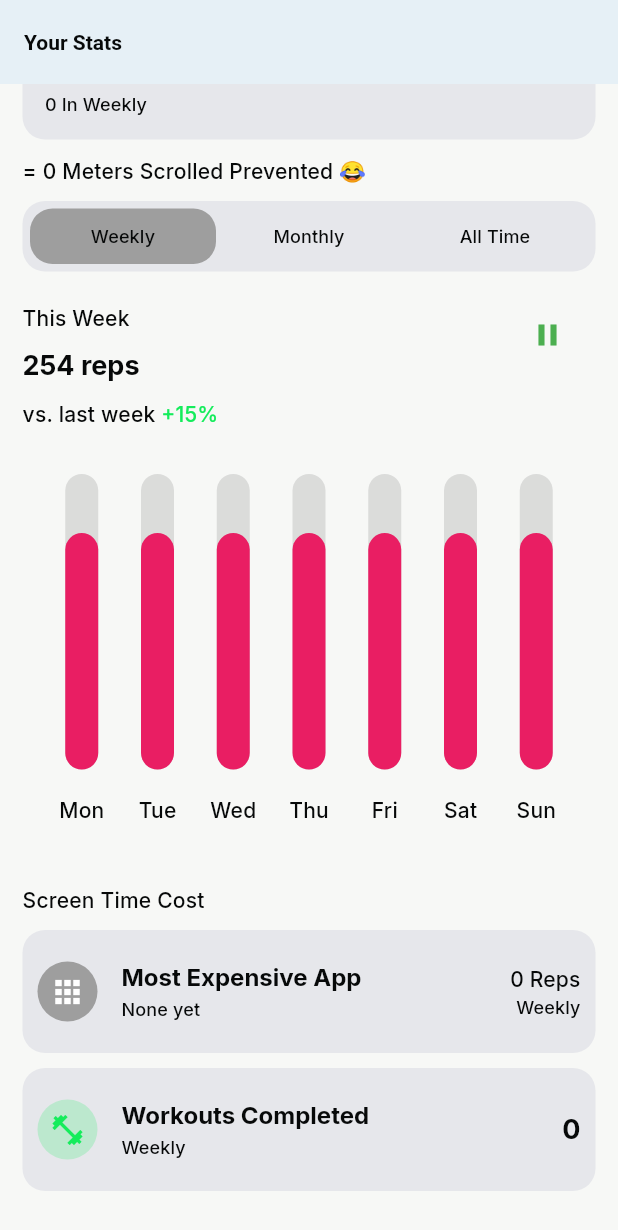
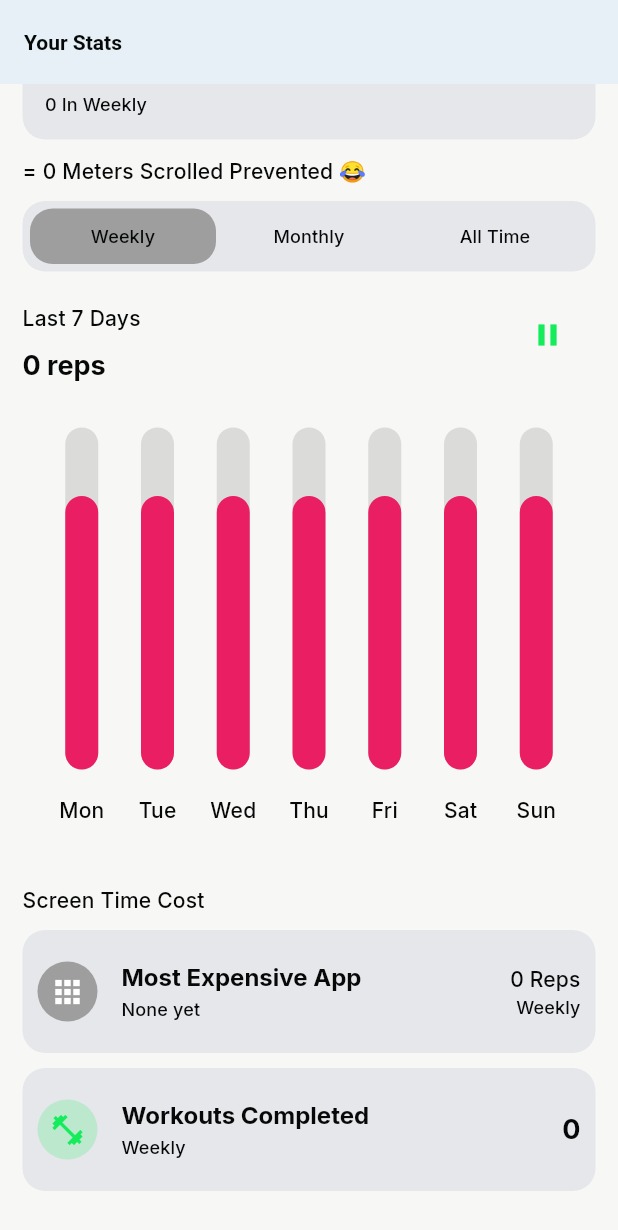
Before and after one commit to Destiny-Ed/sweat_lock, a Flutter app: the StatsScreen screen opened directly, scrolled down 58 dp, after a tap on the "play arrow" icon, on a phone screen of 412 x 824 dp. Shown: the top 1230 px of the screen. Run offline on Flutter 3.47's test engine with Material 3 defaults, Android fonts, the phone set to English and light mode, and no system bars; drawn by our look-alikes of fl_chart; our stand-ins replace camera, google_fonts, hive_ce_flutter, percent_indicator; missing offline and left inert: flutter_accessibility_service, google_mlkit_pose_detection, installed_apps; accounts and stored records are empty.

Commit message:
Bar chart uses real weekly reps from StatsProvider

```diff
--- a/lib/presentation/views/stats/bar_chart_widget.dart
+++ b/lib/presentation/views/stats/bar_chart_widget.dart
@@ -1,12 +1,14 @@
-import 'dart:async';
 import 'dart:math';
 
 import 'package:fl_chart/fl_chart.dart';
 import 'package:flutter/material.dart';
 import 'package:sweat_lock/core/extensions.dart';
+import 'package:sweat_lock/core/theme.dart';
 
 class StatsBarChart extends StatefulWidget {
-  const StatsBarChart({super.key});
+  final List<double>? weeklyValues;
+
+  const StatsBarChart({super.key, this.weeklyValues});
 
   List<Color> get availableColors => const <Color>[
         Colors.purple,
@@ -23,14 +25,26 @@ class StatsBarChart extends StatefulWidget {
 
 class StatsBarChartState extends State<StatsBarChart> {
   final Duration animDuration = const Duration(milliseconds: 250);
-
   int touchedIndex = -1;
-
   bool isPlaying = false;
 
-  final Color barBackgroundColor = Colors.white.darken().withValues(alpha: 0.3);
-  final Color barColor = Colors.green;
+  final Color barBackgroundColor =
+      Colors.white.darken().withValues(alpha: 0.3);
+  final Color barColor = AppColors.primaryGreen;
   final Color touchedBarColor = Colors.white;
+
+  List<double> get _values {
+    final v = widget.weeklyValues;
+    if (v != null && v.length == 7) return v;
+    return List<double>.filled(7, 0);
+  }
+
+  double get _weekTotal => _values.fold(0, (a, b) => a + b);
+
+  double get _maxY {
+    final m = _values.fold<double>(0, (a, b) => a > b ? a : b);
+    return m < 10 ? 20 : m * 1.2;
+  }
 
   @override
   Widget build(BuildContext context) {
@@ -47,28 +61,13 @@ class StatsBarChartState extends State<StatsBarChart> {
                   crossAxisAlignment: CrossAxisAlignment.start,
                   children: [
                     Text(
-                      "This week".cap,
+                      'Last 7 days'.cap,
                       style: Theme.of(context).textTheme.titleMedium,
                     ),
                     10.height(),
                     Text(
-                      "254 reps",
+                      '${_weekTotal.round()} reps',
                       style: Theme.of(context).textTheme.headlineLarge,
-                    ),
-                    10.height(),
-
-                    Row(
-                      children: [
-                        Text(
-                          "vs. last week ",
-                          style: Theme.of(context).textTheme.titleMedium,
-                        ),
-                        Text(
-                          "+15%",
-                          style: Theme.of(context).textTheme.titleMedium
-                              ?.copyWith(color: Theme.of(context).primaryColor),
-                        ),
-                      ],
                     ),
                   ],
                 ),
@@ -90,14 +89,12 @@ class StatsBarChartState extends State<StatsBarChart> {
               child: IconButton(
                 icon: Icon(
                   isPlaying ? Icons.pause : Icons.play_arrow,
-                  color: Colors.green,
+                  color: AppColors.primaryGreen,
                 ),
                 onPressed: () {
                   setState(() {
                     isPlaying = !isPlaying;
-                    if (isPlaying) {
-                      refreshState();
-                    }
+                    if (isPlaying) refreshState();
                   });
                 },
               ),
@@ -112,94 +109,65 @@ class StatsBarChartState extends State<StatsBarChart> {
     int x,
     double y, {
     bool isTouched = false,
-    Color? barColor = Colors.green,
+    Color? barColor,
     double width = 22,
-    List<int> showTooltips = const [],
   }) {
-    barColor ??= barColor;
     return BarChartGroupData(
       x: x,
       barRods: [
         BarChartRodData(
           toY: isTouched ? y + 1 : y,
-          color: isTouched ? touchedBarColor : barColor,
+          color: isTouched ? touchedBarColor : (barColor ?? this.barColor),
           width: width,
           borderSide: isTouched
               ? BorderSide(color: touchedBarColor.darken(80))
               : const BorderSide(color: Colors.white, width: 0),
           backDrawRodData: BackgroundBarChartRodData(
             show: true,
-            toY: 20,
+            toY: _maxY,
             color: barBackgroundColor,
           ),
         ),
       ],
-      showingTooltipIndicators: showTooltips,
     );
   }
 
   List<BarChartGroupData> showingGroups() => List.generate(
         7,
-    (i) => switch (i) {
-      0 => makeGroupData(0, 5, isTouched: i == touchedIndex),
-      1 => makeGroupData(1, 6.5, isTouched: i == touchedIndex),
-      2 => makeGroupData(2, 5, isTouched: i == touchedIndex),
-      3 => makeGroupData(3, 7.5, isTouched: i == touchedIndex),
-      4 => makeGroupData(4, 9, isTouched: i == touchedIndex),
-      5 => makeGroupData(5, 11.5, isTouched: i == touchedIndex),
-      6 => makeGroupData(6, 6.5, isTouched: i == touchedIndex),
-      _ => throw Error(),
-    },
+        (i) => makeGroupData(i, _values[i], isTouched: i == touchedIndex),
       );
 
   BarChartData mainBarData() {
     return BarChartData(
+      maxY: _maxY,
       barTouchData: BarTouchData(
         enabled: true,
         touchTooltipData: BarTouchTooltipData(
           getTooltipColor: (_) => Theme.of(context).cardColor,
-          tooltipHorizontalAlignment: FLHorizontalAlignment.right,
-          tooltipMargin: -10,
           getTooltipItem: (group, groupIndex, rod, rodIndex) {
-            String weekDay = switch (group.x) {
-              0 => 'Monday',
-              1 => 'Tuesday',
-              2 => 'Wednesday',
-              3 => 'Thursday',
-              4 => 'Friday',
-              5 => 'Saturday',
-              6 => 'Sunday',
-              _ => throw Error(),
-            };
+            const labels = ['Mon', 'Tue', 'Wed', 'Thu', 'Fri', 'Sat', 'Sun'];
+            final day = group.x >= 0 && group.x < 7 ? labels[group.x] : '';
             return BarTooltipItem(
-              '$weekDay\n',
+              '$day\n${rod.toY.round()} reps',
               Theme.of(context).textTheme.titleMedium!,
-              children: <TextSpan>[
-                TextSpan(
-                  text: ((rod.toY - 1).toStringAsFixed(1)).toString(),
-                  style: Theme.of(context).textTheme.titleMedium!,
-                ),
-              ],
             );
           },
         ),
         touchCallback: (FlTouchEvent event, barTouchResponse) {
           setState(() {
             if (!event.isInterestedForInteractions ||
-                barTouchResponse == null ||
-                barTouchResponse.spot == null) {
+                barTouchResponse?.spot == null) {
               touchedIndex = -1;
               return;
             }
-            touchedIndex = barTouchResponse.spot!.touchedBarGroupIndex;
+            touchedIndex = barTouchResponse!.spot!.touchedBarGroupIndex;
           });
         },
       ),
       titlesData: FlTitlesData(
         show: true,
-        rightTitles: const AxisTitles(
-          sideTitles: SideTitles(showTitles: false),
-        ),
+        rightTitles:
+            const AxisTitles(sideTitles: SideTitles(showTitles: false)),
         topTitles: const AxisTitles(sideTitles: SideTitles(showTitles: false)),
         bottomTitles: AxisTitles(
           sideTitles: SideTitles(
@@ -208,7 +176,8 @@ class StatsBarChartState extends State<StatsBarChart> {
             reservedSize: 38,
           ),
         ),
-        leftTitles: const AxisTitles(sideTitles: SideTitles(showTitles: false)),
+        leftTitles:
+            const AxisTitles(sideTitles: SideTitles(showTitles: false)),
       ),
       borderData: FlBorderData(show: false),
       barGroups: showingGroups(),
@@ -217,17 +186,10 @@ class StatsBarChartState extends State<StatsBarChart> {
   }
 
   Widget getTitles(double value, TitleMeta meta) {
-    TextStyle style = Theme.of(context).textTheme.titleMedium!;
-    String text = switch (value.toInt()) {
-      0 => 'Mon',
-      1 => 'Tue',
-      2 => 'Wed',
-      3 => 'Thu',
-      4 => 'Fri',
-      5 => 'Sat',
-      6 => 'Sun',
-      _ => '',
-    };
+    final style = Theme.of(context).textTheme.titleMedium!;
+    const labels = ['Mon', 'Tue', 'Wed', 'Thu', 'Fri', 'Sat', 'Sun'];
+    final text =
+        value.toInt() >= 0 && value.toInt() < 7 ? labels[value.toInt()] : '';
     return SideTitleWidget(
       meta: meta,
       space: 16,
@@ -247,11 +209,11 @@ class StatsBarChartState extends State<StatsBarChart> {
             reservedSize: 38,
           ),
         ),
-        leftTitles: const AxisTitles(sideTitles: SideTitles(showTitles: false)),
+        leftTitles:
+            const AxisTitles(sideTitles: SideTitles(showTitles: false)),
         topTitles: const AxisTitles(sideTitles: SideTitles(showTitles: false)),
-        rightTitles: const AxisTitles(
-          sideTitles: SideTitles(showTitles: false),
-        ),
+        rightTitles:
+            const AxisTitles(sideTitles: SideTitles(showTitles: false)),
       ),
       borderData: FlBorderData(show: false),
       barGroups: List.generate(
@@ -259,21 +221,19 @@ class StatsBarChartState extends State<StatsBarChart> {
         (i) => makeGroupData(
           i,
           Random().nextInt(15).toDouble() + 6,
-          barColor: widget
-              .availableColors[Random().nextInt(widget.availableColors.length)],
+          barColor: widget.availableColors[
+              Random().nextInt(widget.availableColors.length)],
         ),
       ),
       gridData: const FlGridData(show: false),
     );
   }
 
-  Future<dynamic> refreshState() async {
+  Future<void> refreshState() async {
     setState(() {});
-    await Future<dynamic>.delayed(
+    await Future<void>.delayed(
       animDuration + const Duration(milliseconds: 50),
     );
-    if (isPlaying) {
-      await refreshState();
+    if (isPlaying) await refreshState();
   }
 }
-}
```
Lines whose indentation alone changed are shown as unchanged.
